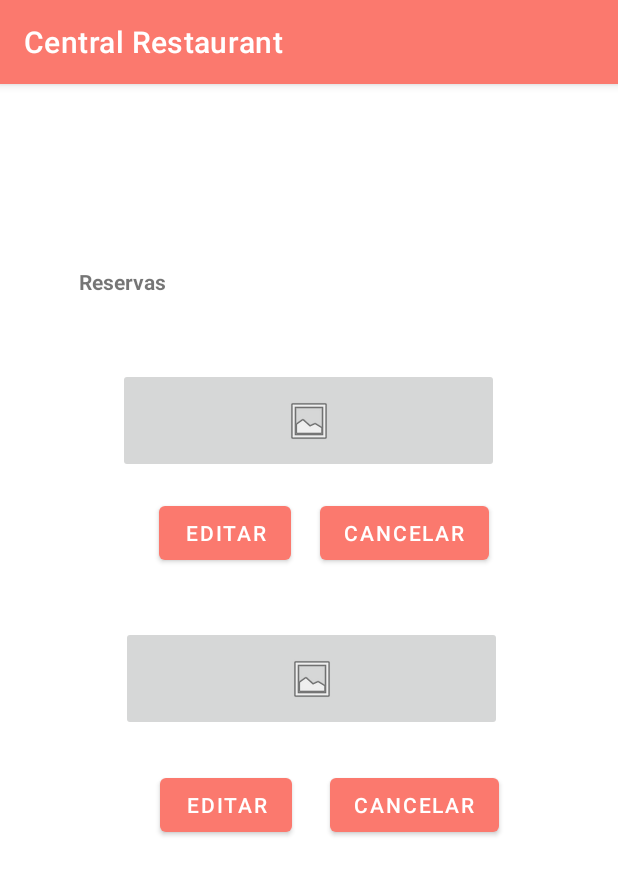
After one commit to Matiusbedoo/ProyectCM20231-Gr03, an Android app: the fragment HomeReservationFragment shown on its own in the app's theme, on a phone screen of 412 x 824 dp. The commit adds this screen. Shown: the top 875 px of the screen. Run offline under Robolectric (Android 15) with nearby library versions, the phone set to English and light mode, and no system bars.

Commit message:
Screens details and Reservations

```diff
--- /dev/null
+++ b/ProyectoGr03/src/main/java/co/edu/udea/proyecto20231_gr03/HomeReservationFragment.kt
@@ -0,0 +1,59 @@
+package co.edu.udea.proyecto20231_gr03
+
+import android.os.Bundle
+import androidx.fragment.app.Fragment
+import android.view.LayoutInflater
+import android.view.View
+import android.view.ViewGroup
+
+// TODO: Rename parameter arguments, choose names that match
+// the fragment initialization parameters, e.g. ARG_ITEM_NUMBER
+private const val ARG_PARAM1 = "param1"
+private const val ARG_PARAM2 = "param2"
+
+/**
+ * A simple [Fragment] subclass.
+ * Use the [HomeReservationFragment.newInstance] factory method to
+ * create an instance of this fragment.
+ */
+class HomeReservationFragment : Fragment() {
+    // TODO: Rename and change types of parameters
+    private var param1: String? = null
+    private var param2: String? = null
+
+    override fun onCreate(savedInstanceState: Bundle?) {
+        super.onCreate(savedInstanceState)
+        arguments?.let {
+            param1 = it.getString(ARG_PARAM1)
+            param2 = it.getString(ARG_PARAM2)
+        }
+    }
+
+    override fun onCreateView(
+        inflater: LayoutInflater, container: ViewGroup?,
+        savedInstanceState: Bundle?
+    ): View? {
+        // Inflate the layout for this fragment
+        return inflater.inflate(R.layout.fragment_home_reservation, container, false)
+    }
+
+    companion object {
+        /**
+         * Use this factory method to create a new instance of
+         * this fragment using the provided parameters.
+         *
+         * @param param1 Parameter 1.
+         * @param param2 Parameter 2.
+         * @return A new instance of fragment HomeReservationFragment.
+         */
+        // TODO: Rename and change types and number of parameters
+        @JvmStatic
+        fun newInstance(param1: String, param2: String) =
+            HomeReservationFragment().apply {
+                arguments = Bundle().apply {
+                    putString(ARG_PARAM1, param1)
+                    putString(ARG_PARAM2, param2)
+                }
+            }
+    }
+}
--- /dev/null
+++ b/ProyectoGr03/src/main/res/layout/fragment_home_reservation.xml
@@ -0,0 +1,133 @@
+<?xml version="1.0" encoding="utf-8"?>
+<FrameLayout xmlns:android="http://schemas.android.com/apk/res/android"
+    xmlns:app="http://schemas.android.com/apk/res-auto"
+    xmlns:tools="http://schemas.android.com/tools"
+    android:layout_width="match_parent"
+    android:layout_height="match_parent"
+    tools:context=".HomeReservationFragment">
+
+    <androidx.constraintlayout.widget.ConstraintLayout
+        android:layout_width="match_parent"
+        android:layout_height="match_parent">
+
+        <androidx.constraintlayout.widget.ConstraintLayout
+            android:layout_width="338dp"
+            android:layout_height="461dp"
+            app:layout_constraintBottom_toBottomOf="parent"
+            app:layout_constraintEnd_toEndOf="parent"
+            app:layout_constraintHorizontal_bias="0.493"
+            app:layout_constraintStart_toStartOf="parent"
+            app:layout_constraintTop_toTopOf="parent"
+            app:layout_constraintVertical_bias="0.345">
+
+            <TextView
+                android:id="@+id/reservation"
+                android:layout_width="wrap_content"
+                android:layout_height="wrap_content"
+                android:layout_marginTop="16dp"
+                android:text="Reservas"
+                android:textStyle="bold"
+                app:layout_constraintEnd_toEndOf="parent"
+                app:layout_constraintHorizontal_bias="0.057"
+                app:layout_constraintStart_toStartOf="parent"
+                app:layout_constraintTop_toTopOf="parent" />
+
+            <androidx.constraintlayout.widget.ConstraintLayout
+                android:id="@+id/constraintLayout9"
+                android:layout_width="288dp"
+                android:layout_height="157dp"
+                android:layout_marginTop="32dp"
+                app:layout_constraintEnd_toEndOf="parent"
+                app:layout_constraintHorizontal_bias="0.51"
+                app:layout_constraintStart_toStartOf="parent"
+                app:layout_constraintTop_toBottomOf="@+id/reservation">
+
+                <ImageButton
+                    android:id="@+id/reservation1"
+                    android:layout_width="254dp"
+                    android:layout_height="70dp"
+                    android:layout_marginTop="16dp"
+                    android:contentDescription="Reservas"
+                    android:src="@android:drawable/ic_menu_gallery"
+                    app:layout_constraintEnd_toEndOf="parent"
+                    app:layout_constraintHorizontal_bias="0.485"
+                    app:layout_constraintStart_toStartOf="parent"
+                    app:layout_constraintTop_toTopOf="parent" />
+
+                <Button
+                    android:id="@+id/edit"
+                    android:layout_width="wrap_content"
+                    android:layout_height="wrap_content"
+                    android:layout_marginStart="44dp"
+                    android:text="Editar"
+                    app:layout_constraintBottom_toBottomOf="parent"
+                    app:layout_constraintStart_toStartOf="parent"
+                    app:layout_constraintTop_toBottomOf="@+id/reservation1"
+                    app:layout_constraintVertical_bias="0.695" />
+
+                <Button
+                    android:id="@+id/cancel"
+                    android:layout_width="wrap_content"
+                    android:layout_height="wrap_content"
+                    android:layout_marginTop="16dp"
+                    android:layout_marginEnd="24dp"
+                    android:text="Cancelar"
+                    app:layout_constraintEnd_toEndOf="parent"
+                    app:layout_constraintHorizontal_bias="1.0"
+                    app:layout_constraintStart_toEndOf="@+id/edit"
+                    app:layout_constraintTop_toBottomOf="@+id/reservation1" />
+            </androidx.constraintlayout.widget.ConstraintLayout>
+
+            <androidx.constraintlayout.widget.ConstraintLayout
+                android:layout_width="282dp"
+                android:layout_height="166dp"
+                app:layout_constraintBottom_toBottomOf="parent"
+                app:layout_constraintEnd_toEndOf="parent"
+                app:layout_constraintHorizontal_bias="0.53"
+                app:layout_constraintStart_toStartOf="parent"
+                app:layout_constraintTop_toBottomOf="@+id/constraintLayout9"
+                app:layout_constraintVertical_bias="0.243">
+
+                <ImageButton
+                    android:id="@+id/imageButton5"
+                    android:layout_width="254dp"
+                    android:layout_height="70dp"
+                    android:contentDescription="Reservas"
+                    android:src="@android:drawable/ic_menu_gallery"
+                    app:layout_constraintBottom_toBottomOf="parent"
+                    app:layout_constraintEnd_toEndOf="parent"
+                    app:layout_constraintStart_toStartOf="parent"
+                    app:layout_constraintTop_toTopOf="parent"
+                    app:layout_constraintVertical_bias="0.141" />
+
+                <Button
+                    android:id="@+id/edit1"
+                    android:layout_width="wrap_content"
+                    android:layout_height="wrap_content"
+                    android:layout_marginStart="40dp"
+                    android:layout_marginTop="25dp"
+                    android:text="Editar"
+                    app:layout_constraintBottom_toBottomOf="parent"
+                    app:layout_constraintStart_toStartOf="parent"
+                    app:layout_constraintTop_toBottomOf="@+id/imageButton5"
+                    app:layout_constraintVertical_bias="0.0" />
+
+                <Button
+                    android:id="@+id/cancel1"
+                    android:layout_width="wrap_content"
+                    android:layout_height="wrap_content"
+                    android:layout_marginStart="23dp"
+                    android:layout_marginTop="25dp"
+                    android:layout_marginEnd="16dp"
+                    android:text="Cancelar"
+                    app:layout_constraintBottom_toBottomOf="parent"
+                    app:layout_constraintEnd_toEndOf="parent"
+                    app:layout_constraintHorizontal_bias="1.0"
+                    app:layout_constraintStart_toEndOf="@+id/edit1"
+                    app:layout_constraintTop_toBottomOf="@+id/imageButton5"
+                    app:layout_constraintVertical_bias="0.0" />
+
+            </androidx.constraintlayout.widget.ConstraintLayout>
+        </androidx.constraintlayout.widget.ConstraintLayout>
+    </androidx.constraintlayout.widget.ConstraintLayout>
+</FrameLayout>
```
Also changed, not shown: ProyectoGr03/src/main/res/layout/fragment_home_client.xml (+8 -5 lines), ProyectoGr03/src/main/res/layout/fragment_home_restaurant.xml (+8 -8 lines), ProyectoGr03/src/main/res/layout/fragment_menu_restaurant.xml (+12 -11 lines).
